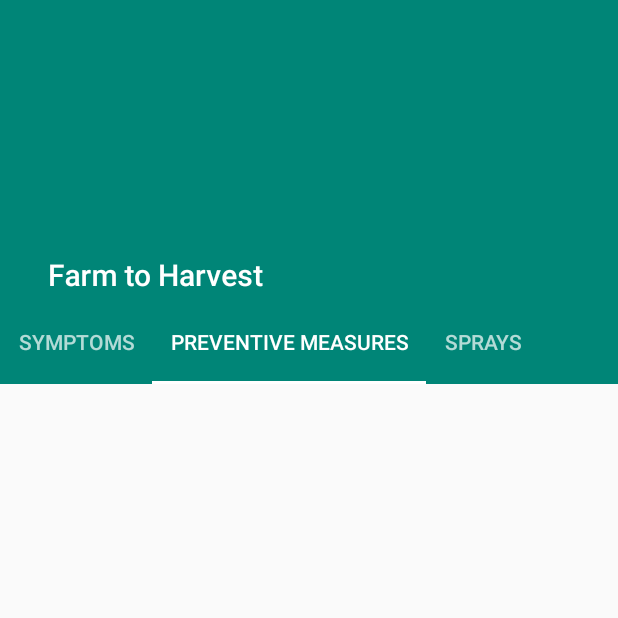
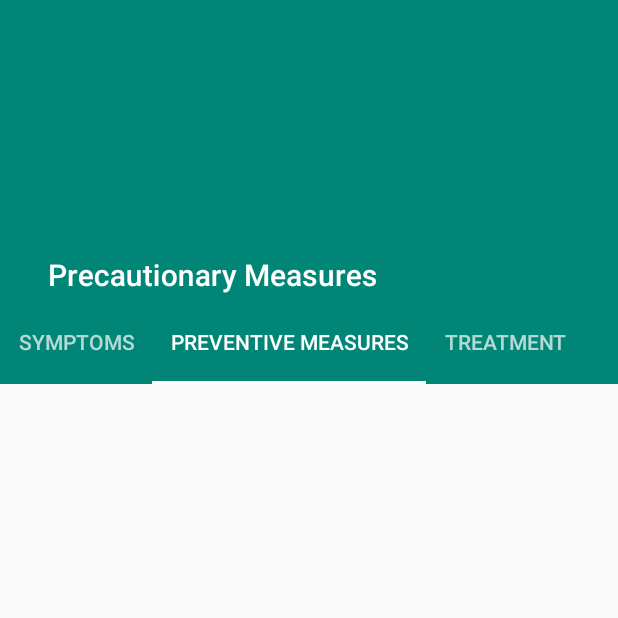
Before and after one commit to usmanali353/plants_app, an Android app: the disease_detail screen opened directly, with no data from a screen before it, tab 2 chosen, on a phone screen of 412 x 824 dp, the top half of it. Run offline under Robolectric (Android 15) with nearby library versions, the phone set to English and light mode, and no system bars; 3 statements that could not run were skipped.

```diff
--- a/app/src/main/java/fyp/plantsapp/Fragments/symptoms_fragment.java
+++ b/app/src/main/java/fyp/plantsapp/Fragments/symptoms_fragment.java
@@ -10,6 +10,7 @@ import androidx.annotation.Nullable;
 import androidx.fragment.app.Fragment;
 import androidx.recyclerview.widget.LinearLayoutManager;
 import androidx.recyclerview.widget.RecyclerView;
+
 
 import com.google.gson.Gson;
 
--- a/app/src/main/java/fyp/plantsapp/disease_detail.java
+++ b/app/src/main/java/fyp/plantsapp/disease_detail.java
@@ -31,20 +31,56 @@ public class disease_detail extends AppCompatActivity {
     @Override
     protected void onCreate(@Nullable Bundle savedInstanceState) {
         super.onCreate(savedInstanceState);
+        requestWindowFeature(1);
+        getWindow().setFlags(1024,1024);
         setContentView(R.layout.activity_disease_detail);
         Toolbar toolbar = (Toolbar) findViewById(R.id.toolbar);
         setSupportActionBar(toolbar);
         ctbl=findViewById(R.id.collapse_toolbar);
+        ctbl.setTitle("Symptoms");
         diseases=new Gson().fromJson(getIntent().getStringExtra("disease_data"),Diseases.class);
         collaspingtoolbarimage=findViewById(R.id.bgheader);
         if(diseases!=null){
             collaspingtoolbarimage.setImageResource(diseases.getImage());
         }
-
         vp=(ViewPager) findViewById(R.id.view);
         tb=(TabLayout) findViewById(R.id.tabs);
         setviewpager();
         tb.setupWithViewPager(vp);
+        tb.addOnTabSelectedListener(new TabLayout.OnTabSelectedListener() {
+            @Override
+            public void onTabSelected(TabLayout.Tab tab) {
+                if(tab.getPosition()==0){
+                    ctbl.setTitle("Symptoms");
+                }else if(tab.getPosition()==1){
+                    ctbl.setTitle("Precautionary Measures");
+                }else{
+                    ctbl.setTitle("Treatment");
+                }
+            }
+
+            @Override
+            public void onTabUnselected(TabLayout.Tab tab) {
+                if(tab.getPosition()==0){
+                    ctbl.setTitle("Symptoms");
+                }else if(tab.getPosition()==1){
+                    ctbl.setTitle("Precautionary Measures");
+                }else{
+                    ctbl.setTitle("Treatment");
+                }
+            }
+
+            @Override
+            public void onTabReselected(TabLayout.Tab tab) {
+                if(tab.getPosition()==0){
+                    ctbl.setTitle("Symptoms");
+                }else if(tab.getPosition()==1){
+                    ctbl.setTitle("Precautionary Measures");
+                }else{
+                    ctbl.setTitle("Treatment");
+                }
+            }
+        });
     }
     public void setviewpager(){
 
@@ -54,7 +90,7 @@ public class disease_detail extends AppCompatActivity {
 
         vpa.addfragment(new preventive_mesaures_fragment(),"Preventive Measures");
 
-        vpa.addfragment(new sprays_fragment(),"Sprays");
+        vpa.addfragment(new sprays_fragment(),"Treatment");
 
         vp.setAdapter(vpa);
 
--- a/app/src/main/res/layout/content_disease_detail.xml
+++ b/app/src/main/res/layout/content_disease_detail.xml
@@ -4,6 +4,8 @@
     android:layout_width="match_parent"
     android:layout_height="match_parent"
     xmlns:app="http://schemas.android.com/apk/res-auto"
+    xmlns:tools="http://schemas.android.com/tools"
+    tools:showIn="@layout/activity_disease_detail"
     app:layout_behavior="@string/appbar_scrolling_view_behavior">
     <androidx.viewpager.widget.ViewPager
 
```
Also changed, not shown: app/src/main/java/fyp/plantsapp/diseases_list.java (+6 -6 lines).
